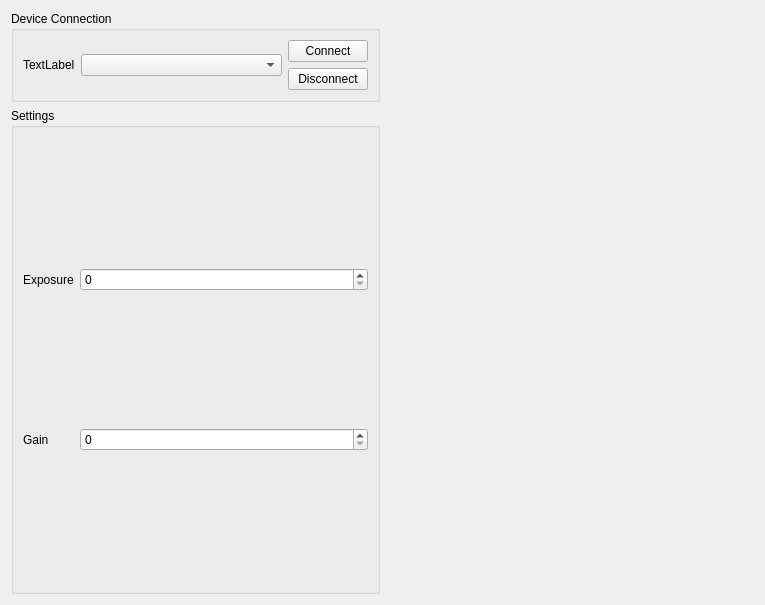
The window that src/lumed_maya/ui/maya_ui.ui (lumed-mtl/lumed_maya) describes before a commit, drawn with Qt 5.
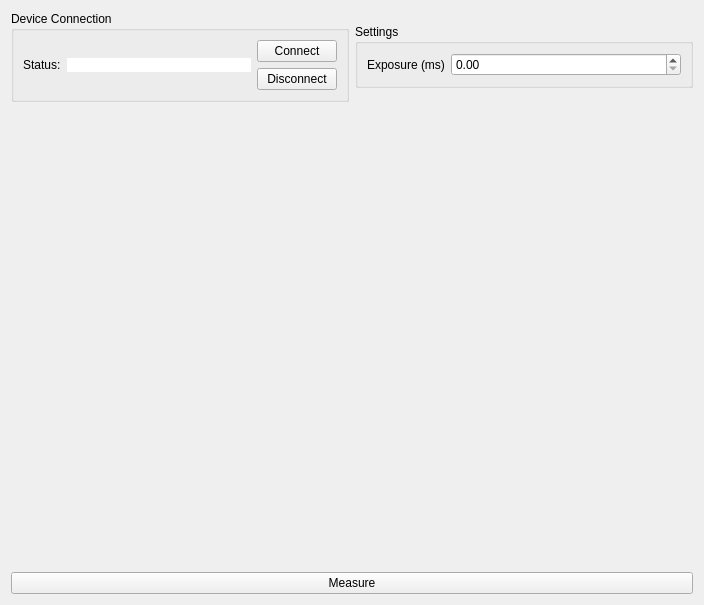
The same window after the commit.

```diff
--- a/src/lumed_maya/ui/maya_ui.ui
+++ b/src/lumed_maya/ui/maya_ui.ui
@@ -6,7 +6,7 @@
    <rect>
     <x>0</x>
     <y>0</y>
-    <width>765</width>
+    <width>704</width>
     <height>605</height>
    </rect>
   </property>
@@ -19,11 +19,14 @@
   <property name="windowTitle">
    <string>Form</string>
   </property>
-  <layout class="QHBoxLayout" name="horizontalLayout_2">
-   <item>
     <layout class="QVBoxLayout" name="verticalLayout_2">
      <item>
-      <widget class="QGroupBox" name="groupBox">
+    <layout class="QHBoxLayout" name="horizontalLayout_3">
+     <property name="sizeConstraint">
+      <enum>QLayout::SetDefaultConstraint</enum>
+     </property>
+     <item>
+      <widget class="QGroupBox" name="groupBoxConnection">
        <property name="sizePolicy">
         <sizepolicy hsizetype="Preferred" vsizetype="Maximum">
          <horstretch>0</horstretch>
@@ -35,6 +38,11 @@
        </property>
        <layout class="QHBoxLayout" name="horizontalLayout">
         <item>
+         <layout class="QHBoxLayout" name="horizontalLayoutStatus">
+          <property name="sizeConstraint">
+           <enum>QLayout::SetDefaultConstraint</enum>
+          </property>
+          <item>
          <widget class="QLabel" name="label">
           <property name="sizePolicy">
            <sizepolicy hsizetype="Maximum" vsizetype="Preferred">
@@ -43,24 +51,32 @@
            </sizepolicy>
           </property>
           <property name="text">
-           <string>TextLabel</string>
+             <string>Status:</string>
           </property>
          </widget>
         </item>
         <item>
-         <widget class="QComboBox" name="comboBoxAvailableDevices">
+           <widget class="QLabel" name="labelStatus">
           <property name="sizePolicy">
-           <sizepolicy hsizetype="Minimum" vsizetype="Fixed">
+             <sizepolicy hsizetype="Minimum" vsizetype="Maximum">
             <horstretch>0</horstretch>
             <verstretch>0</verstretch>
            </sizepolicy>
           </property>
-         </widget>
-        </item>
+            <property name="styleSheet">
+             <string notr="true">background-color: rgb(255, 255, 255);</string>
+            </property>
+            <property name="text">
+             <string/>
+            </property>
+           </widget>
+          </item>
+         </layout>
+        </item>
         <item>
-         <layout class="QVBoxLayout" name="verticalLayout">
+         <layout class="QVBoxLayout" name="verticalLayoutConnection">
           <item>
-           <widget class="QPushButton" name="pushButtonConnectDevice">
+           <widget class="QPushButton" name="pushButtonConnect">
             <property name="sizePolicy">
              <sizepolicy hsizetype="Maximum" vsizetype="Fixed">
               <horstretch>0</horstretch>
@@ -73,7 +89,7 @@
            </widget>
           </item>
           <item>
-           <widget class="QPushButton" name="pushButtonDisconnectDevice">
+           <widget class="QPushButton" name="pushButtonDisconnect">
             <property name="sizePolicy">
              <sizepolicy hsizetype="Maximum" vsizetype="Fixed">
               <horstretch>0</horstretch>
@@ -92,26 +108,19 @@
      </item>
      <item>
       <widget class="QGroupBox" name="groupBoxSettings">
+       <property name="enabled">
+        <bool>true</bool>
+       </property>
+       <property name="sizePolicy">
+        <sizepolicy hsizetype="Preferred" vsizetype="Maximum">
+         <horstretch>0</horstretch>
+         <verstretch>0</verstretch>
+        </sizepolicy>
+       </property>
        <property name="title">
         <string>Settings</string>
        </property>
        <layout class="QGridLayout" name="gridLayout">
-        <item row="2" column="1">
-         <widget class="QSpinBox" name="spinBoxGain"/>
-        </item>
-        <item row="2" column="0">
-         <widget class="QLabel" name="label_3">
-          <property name="sizePolicy">
-           <sizepolicy hsizetype="Maximum" vsizetype="Preferred">
-            <horstretch>0</horstretch>
-            <verstretch>0</verstretch>
-           </sizepolicy>
-          </property>
-          <property name="text">
-           <string>Gain</string>
-          </property>
-         </widget>
-        </item>
         <item row="1" column="0">
          <widget class="QLabel" name="label_2">
           <property name="sizePolicy">
@@ -121,12 +130,12 @@
            </sizepolicy>
           </property>
           <property name="text">
-           <string>Exposure</string>
+           <string>Exposure (ms)</string>
           </property>
          </widget>
         </item>
-        <item row="1" column="1">
-         <widget class="QSpinBox" name="spinBoxExposure"/>
+        <item row="1" column="2">
+         <widget class="QDoubleSpinBox" name="doubleSpinBoxExposure"/>
         </item>
        </layout>
       </widget>
@@ -134,7 +143,24 @@
     </layout>
    </item>
    <item>
-    <widget class="QWidget" name="widgetPlot" native="true"/>
+    <widget class="QWidget" name="widgetPlot" native="true">
+     <layout class="QVBoxLayout" name="verticalLayout">
+      <item>
+       <layout class="QVBoxLayout" name="verticalLayoutPlot" stretch="">
+        <property name="sizeConstraint">
+         <enum>QLayout::SetMaximumSize</enum>
+        </property>
+       </layout>
+      </item>
+     </layout>
+    </widget>
+   </item>
+   <item>
+    <widget class="QPushButton" name="pushButtonMeasure">
+     <property name="text">
+      <string>Measure</string>
+     </property>
+    </widget>
    </item>
   </layout>
  </widget>
```
Left out of the diff: 2 changed lines with no effect on the pictures. Lines whose indentation alone changed are shown as unchanged.
